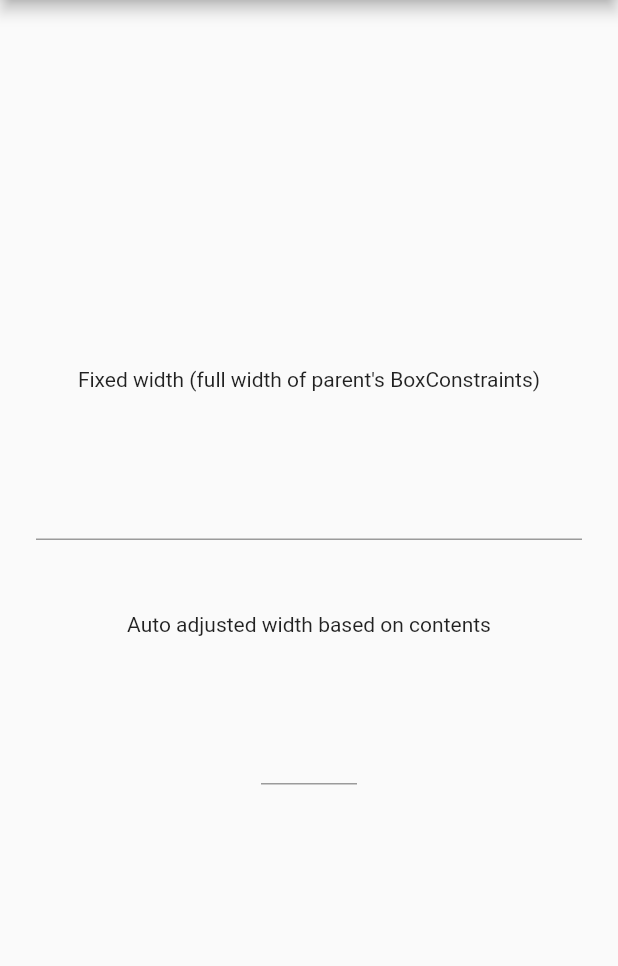
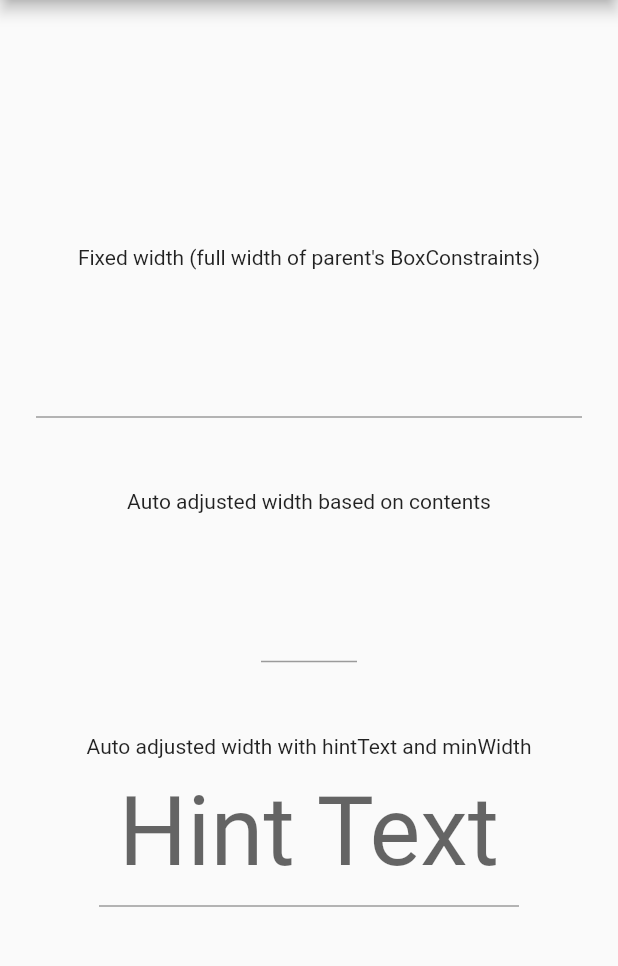
Before and after one commit to lzhuor/auto_size_text_field, a Flutter app: the screen it shows after launch, on a phone screen of 412 x 824 dp, the part 84-1050 px from its top. Run offline on Flutter 3.47's test engine with Material 2 defaults, Android fonts, the phone set to English and light mode, and no system bars.

Commit message:
feat(minWidth): Added minWidth support & updated README.md

```diff
--- a/example/lib/main.dart
+++ b/example/lib/main.dart
@@ -59,15 +59,34 @@ class _MyHomePageState extends State<MyHomePage> {
             Padding(
               padding: const EdgeInsets.symmetric(horizontal: 24),
               child: AutoSizeTextField(
+                textAlign: TextAlign.center,
                 fullwidth: false,
                 controller: TextEditingController(),
                 minFontSize: 24,
                 style: TextStyle(fontSize: 64),
               ),
             ),
+            SizedBox(
+              height: 48,
+            ),
+            Text('Auto adjusted width with hintText and minWidth'),
+            Padding(
+              padding: const EdgeInsets.symmetric(horizontal: 24),
+              child: AutoSizeTextField(
+                controller: TextEditingController(),
+                decoration: InputDecoration(
+                  hintText: 'Hint Text'
+                ),
+                fullwidth: false,
+                minFontSize: 24,
+                minWidth: 280,
+                style: TextStyle(fontSize: 64),
+                textAlign: TextAlign.center,
+              ),
+            )
           ],
         ),
-      ), // This trailing comma makes auto-formatting nicer for build methods.
+      ), // This trailing comma makes auto-formattig nicer for build methods.
     );
   }
 }
--- a/lib/src/auto_size_text_field.dart
+++ b/lib/src/auto_size_text_field.dart
@@ -429,6 +429,8 @@ class AutoSizeTextField extends StatefulWidget {
 
   final bool fullwidth;
 
+  final double minWidth;
+
   /// Creates a [AutoSizeTextField] widget.
   ///
   /// If the [style] argument is null, the text will use the style from the
@@ -488,6 +490,7 @@ class AutoSizeTextField extends StatefulWidget {
     this.scrollPhysics,
     this.scrollController,
     this.minLines,
+    this.minWidth,
   })  : textSpan = null,
         assert(textAlign != null),
         assert(readOnly != null),
@@ -507,6 +510,7 @@ class AutoSizeTextField extends StatefulWidget {
         assert(selectionWidthStyle != null),
         assert(maxLines == null || maxLines > 0),
         assert(minLines == null || minLines > 0),
+        assert((minWidth == null && fullwidth == true) || fullwidth == false),
         assert(
           (maxLines == null) || (minLines == null) || (maxLines >= minLines),
           "minLines can't be greater than maxLines",
@@ -718,7 +722,7 @@ class _AutoSizeTextFieldState extends State<AutoSizeTextField> {
 
       wordWrapTp.layout(maxWidth: constraints.maxWidth);
 
-      _textSpanWidth = wordWrapTp.width;
+      _textSpanWidth = math.max(wordWrapTp.width, widget.minWidth ?? 0);
 
       if (wordWrapTp.didExceedMaxLines ||
           wordWrapTp.width > constraints.maxWidth) {
@@ -738,7 +742,7 @@ class _AutoSizeTextFieldState extends State<AutoSizeTextField> {
 
     tp.layout(maxWidth: constraints.maxWidth);
 
-    _textSpanWidth = tp.width;
+    _textSpanWidth = math.max(tp.width, widget.minWidth ?? 0);
 
     return !(tp.didExceedMaxLines ||
         tp.height > constraints.maxHeight ||
```
Also changed, not shown: example/pubspec.lock, 1 other file.
